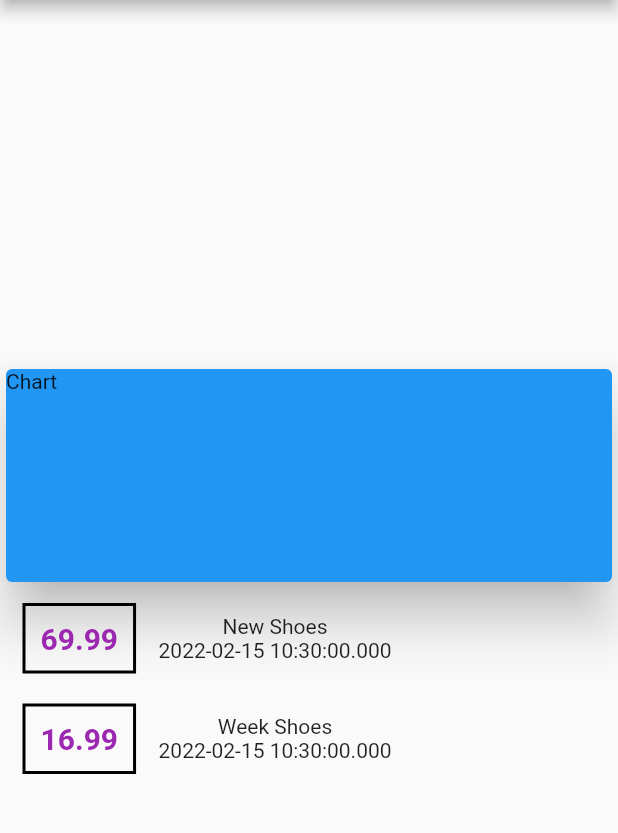
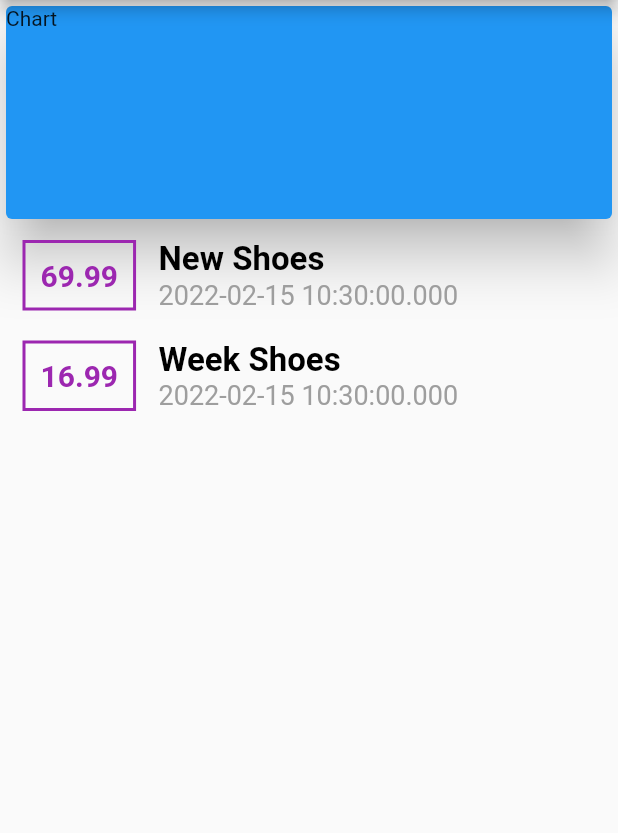
Before and after one commit to iamartyaa/MyWallet-App, a Flutter app: the screen it shows after launch, on a phone screen of 412 x 824 dp, the part 84-917 px from its top. Run offline on Flutter 3.47's test engine with Material 2 defaults, Android fonts, the light colour scheme and no system bars.

Commit message:
Added more Styling to main.dart

```diff
--- a/lib/main.dart
+++ b/lib/main.dart
@@ -1,3 +1,5 @@
+// ignore_for_file: prefer_const_constructors, sized_box_for_whitespace, use_key_in_widget_constructors
+
 import 'package:flutter/material.dart';
 
 import './transaction.dart';
@@ -40,7 +42,7 @@
         title: Text('My Wallet'),
       ),
       body: Column(
-        mainAxisAlignment: MainAxisAlignment.center,
+        mainAxisAlignment: MainAxisAlignment.start,
         crossAxisAlignment: CrossAxisAlignment.stretch,
         children: [
           Container(
@@ -62,7 +64,7 @@
                         vertical: 10, horizontal: 15),
                     decoration: BoxDecoration(
                         border: Border.all(
-                      color: Colors.black,
+                      color: Colors.purple,
                       width: 2,
                     )),
                     child: Text(
@@ -75,7 +77,24 @@
                     ),
                   ),
                   Column(
-                    children: [Text(tx.title), Text(tx.date.toString())],
+                    crossAxisAlignment: CrossAxisAlignment.start,
+                    children: [
+                      Text(
+                        tx.title,
+                        style: TextStyle(
+                          fontWeight: FontWeight.bold,
+                          fontSize: 22,
+                          color: Colors.black,
+                        ),
+                      ),
+                      Text(
+                        tx.date.toString(),
+                        style: TextStyle(
+                          fontSize: 18,
+                          color: Colors.grey,
+                        ),
+                      )
+                    ],
                   ),
                 ],
               );
```
